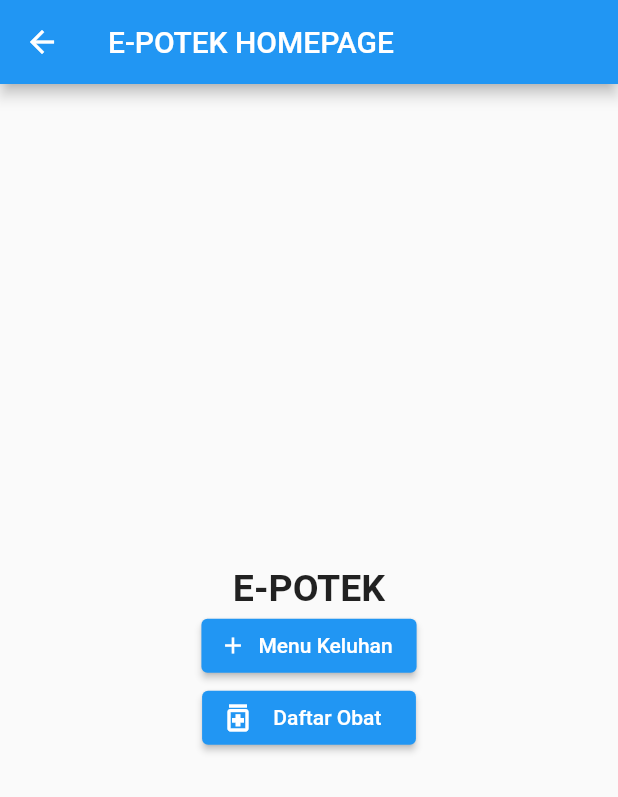
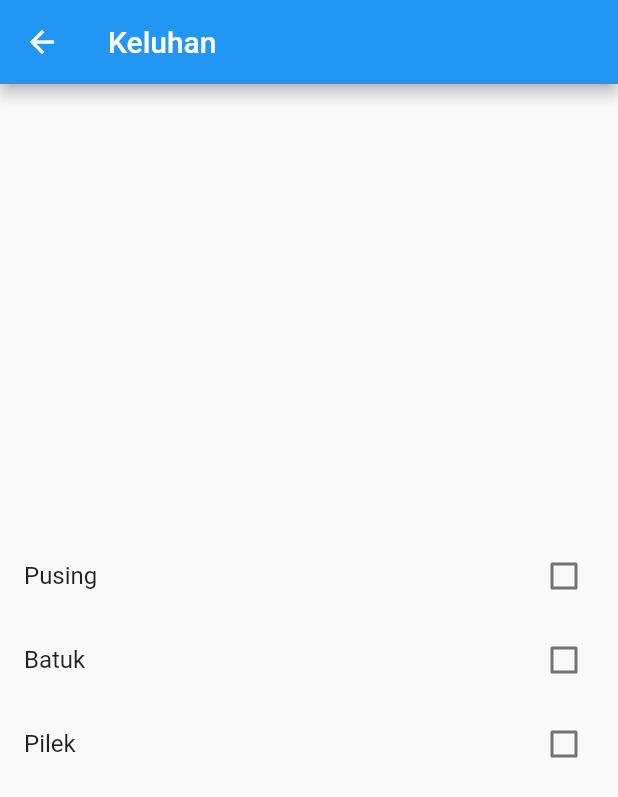
Before and after one commit to TegarDv/epotek, a Flutter app: the screen it shows after launch, after a tap on "Menu Keluhan", on a phone screen of 412 x 824 dp. Shown: the top 797 px of the screen. Run offline on Flutter 3.47's test engine with Material 2 defaults, Android fonts, the light colour scheme and no system bars.

Commit message:
penambahan menu keluhan

```diff
--- a/lib/home.dart
+++ b/lib/home.dart
@@ -22,7 +22,7 @@ class Home extends StatelessWidget {
             ),
             ElevatedButton.icon(
               onPressed: () {
-                Navigator.pushNamed(context, '/');
+                Navigator.pushNamed(context, '/keluhan');
               },
               icon: const Icon(Icons.add, size: 18),
               label: const Text(
--- /dev/null
+++ b/lib/keluhan.dart
@@ -0,0 +1,28 @@
+import 'package:flutter/material.dart';
+
+class Keluhan extends StatelessWidget {
+  bool Checkbox1 = false;
+
+  @override
+  Widget build(BuildContext context) {
+    return new Scaffold(
+      appBar: AppBar(title: new Text('Keluhan'),),
+      body: new Center(
+        child: Column(
+          mainAxisAlignment: MainAxisAlignment.center,
+          children: <Widget>[
+            CheckboxListTile(
+              title: Text("Pusing"), value: Checkbox1, onChanged: (value) {}
+            ),
+            CheckboxListTile(
+              title: Text("Batuk"), value: Checkbox1, onChanged: (value) {}
+            ),
+            CheckboxListTile(
+              title: Text("Pilek"), value: Checkbox1, onChanged: (value) {}
+            )
+          ],
+        )
+      ),
+    );
+  }
+}
--- a/lib/main.dart
+++ b/lib/main.dart
@@ -1,5 +1,6 @@
 import 'package:flutter/material.dart';
 import 'home.dart';
+import 'keluhan.dart';
 
 //package letak folder Anda
 void main() {
@@ -7,6 +8,7 @@ void main() {
     initialRoute: '/',
     routes: {
       '/': (context) => Home(),
+      '/keluhan': (context) => Keluhan(),
     },
   ));
 }
```
